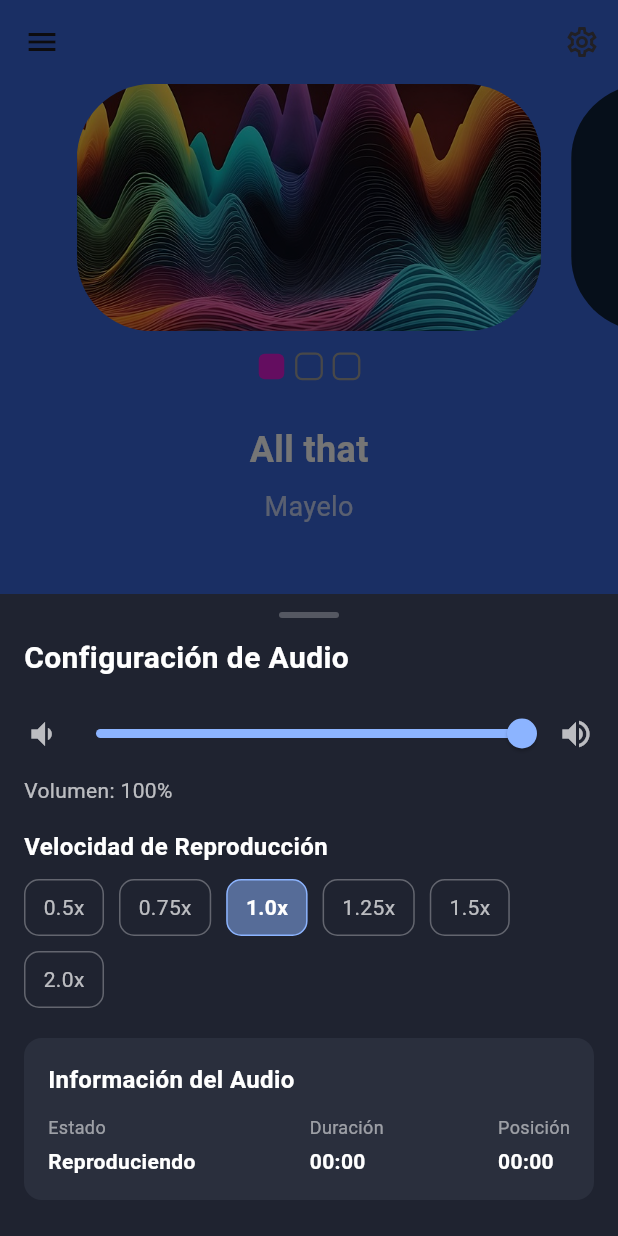
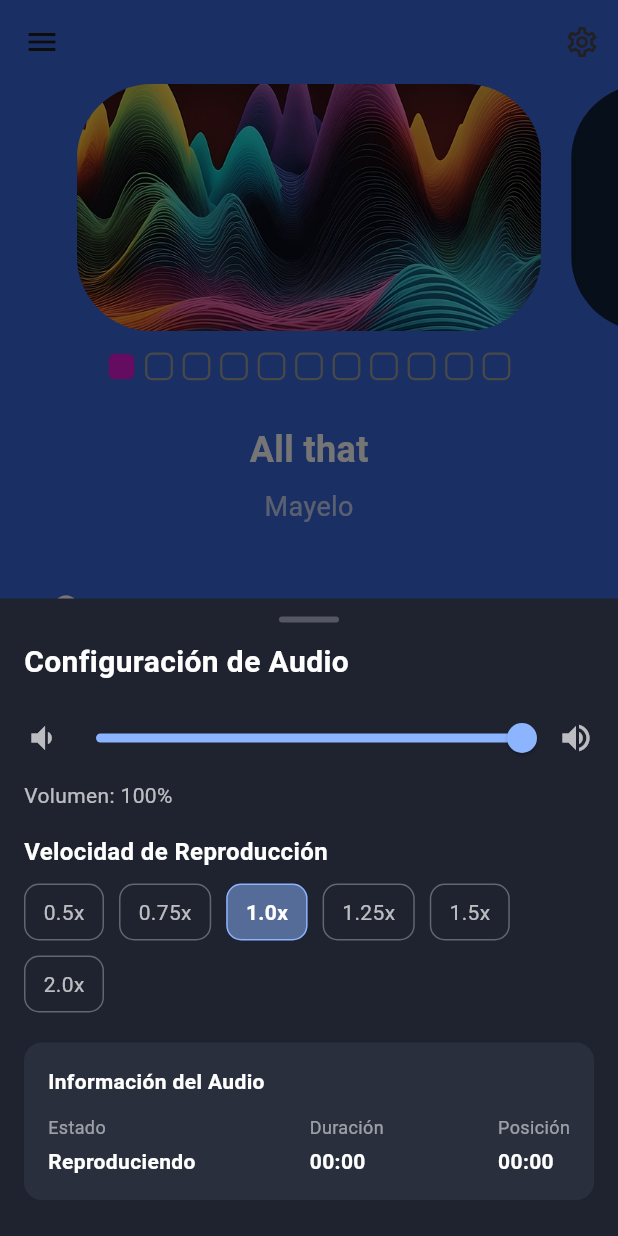
Before and after one commit to juanvel0405-utch/Proyecto-del-Profe-Milton-, a Flutter app: the screen it shows after launch, after a tap on the "settings" icon, on a phone screen of 412 x 824 dp. Run offline on Flutter 3.47's test engine with Material 3 defaults, Android fonts, the phone set to English and light mode, and no system bars; drawn by our look-alikes of flutter_slider_drawer, smooth_page_indicator; our stand-ins replace audioplayers, equatable, flutter_bloc.

Commit message:
Canciones y Nombre de la app

```diff
--- a/lib/views/app.dart
+++ b/lib/views/app.dart
@@ -8,7 +8,7 @@ class App extends StatelessWidget {
   @override
   Widget build(BuildContext context) {
     return MaterialApp(
-      title: "playBloc",
+      title: "Reproductor",
       debugShowCheckedModeBanner: false,
       theme: ThemeData(
         useMaterial3: true,
--- a/lib/views/audio_settings_sheet.dart
+++ b/lib/views/audio_settings_sheet.dart
@@ -147,7 +147,7 @@ class AudioSettingsSheet extends StatelessWidget {
                     child: Column(
                       crossAxisAlignment: CrossAxisAlignment.start,
                       children: [
-                        Text('Información del Audio', style: titleStyle.copyWith(fontSize: 16)),
+                        Text('Información del Audio', style: titleStyle.copyWith(fontSize: 14)),
                         const SizedBox(height: 12),
                         Row(
                           mainAxisAlignment: MainAxisAlignment.spaceBetween,
--- a/lib/views/player.dart
+++ b/lib/views/player.dart
@@ -41,6 +41,54 @@ class _PlayerState extends State<Player> {
       "Jazz Piano",
       "Jazira",
       "assets/thejazzpiano_colored.jpg",
+    ),
+    AudioItem(
+      "CompaBladi.mp3",
+      "Compa Bladi",
+      "Natanael Cano",
+      "assets/compabladi.jpeg",
+    ),
+    AudioItem(
+      "Dijeron.mp3",
+      "No la iba a lograr",
+      "Chino Pacas",
+      "assets/dijieron.jpg",
+    ),
+    AudioItem(
+      "ElGordoTraeElMando.mp3",
+      "El gordo trae el mando",
+      "Chino Pacas",
+      "assets/elgordotraeelmando.jpeg",
+    ),
+    AudioItem(
+      "LosLujosDelR.mp3",
+      "Los lujos del R",
+      "Arturo Olivas",
+      "assets/loslujosdelr.jpg",
+    ),
+    AudioItem(
+      "MiGustoMiDinero.mp3",
+      "Mi gusto mi dinero",
+      "Nivel Codiciado",
+      "assets/migustomidinero.jpg",
+    ),
+    AudioItem(
+      "Militar.mp3",
+      "Militar",
+      "El de las R's",
+      "assets/militar.jpeg",
+    ),
+    AudioItem(
+      "NothingElseMatters.mp3",
+      "Nothing Else Matters",
+      "Metallica",
+      "assets/nothingelsematters.jpg",
+    ),
+    AudioItem(
+      "ThePrice.mp3",
+      "The Price",
+      "Leprous",
+      "assets/theprice.jpg",
     ),
   ];
   late final PlayerBloc bloc = PlayerBloc(
--- a/pubspec.yaml
+++ b/pubspec.yaml
@@ -44,6 +44,9 @@ dependencies:
   equatable: ^2.0.0
   #menú animado
   flutter_slider_drawer: ^2.0.1
+
+  #Agregado por karlo 11/11/25
+  rename_app: ^1.6.5
 dev_dependencies:
   flutter_test:
     sdk: flutter
```
Also changed, not shown: assets/compabladi.jpeg (added), assets/dijieron.jpg (added), assets/elgordotraeelmando.jpeg (added), assets/loslujosdelr.jpg (added), assets/migustomidinero.jpg (added), assets/militar.jpeg (added), assets/nothingelsematters.jpg (added), assets/theprice.jpg (added), pubspec.lock, 13 other files.
